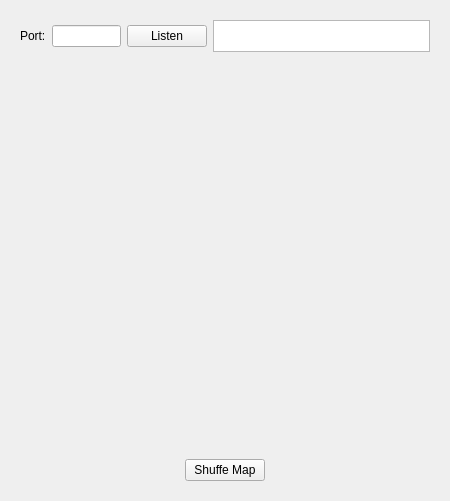
This is server/server.ui in pk0gler/Python-IPC-Projekt as Qt 5 draws it before an edit. The edited form follows.
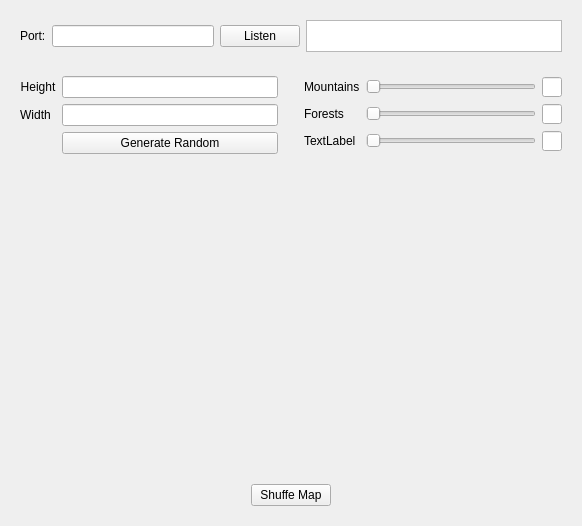
This is the edited form.

What changed in the file:
```diff
--- a/server/server.ui
+++ b/server/server.ui
@@ -6,8 +6,8 @@
    <rect>
     <x>0</x>
     <y>0</y>
-    <width>450</width>
-    <height>501</height>
+    <width>582</width>
+    <height>526</height>
    </rect>
   </property>
   <property name="sizePolicy">
@@ -22,6 +22,12 @@
   <layout class="QVBoxLayout" name="verticalLayout">
    <item>
     <widget class="QWidget" name="widget_101" native="true">
+     <property name="sizePolicy">
+      <sizepolicy hsizetype="Preferred" vsizetype="Preferred">
+       <horstretch>0</horstretch>
+       <verstretch>0</verstretch>
+      </sizepolicy>
+     </property>
      <property name="maximumSize">
       <size>
        <width>16777215</width>
@@ -59,6 +65,195 @@
      </layout>
     </widget>
    </item>
+   <item>
+    <widget class="QWidget" name="widget_102" native="true">
+     <property name="sizePolicy">
+      <sizepolicy hsizetype="Preferred" vsizetype="Fixed">
+       <horstretch>0</horstretch>
+       <verstretch>0</verstretch>
+      </sizepolicy>
+     </property>
+     <layout class="QGridLayout" name="gridLayout_2">
+      <item row="0" column="1">
+       <spacer name="verticalSpacer">
+        <property name="orientation">
+         <enum>Qt::Vertical</enum>
+        </property>
+        <property name="sizeHint" stdset="0">
+         <size>
+          <width>20</width>
+          <height>40</height>
+         </size>
+        </property>
+       </spacer>
+      </item>
+      <item row="0" column="3">
+       <layout class="QGridLayout" name="gridLayout_3">
+        <item row="0" column="1">
+         <widget class="QSlider" name="horizontalSlider">
+          <property name="orientation">
+           <enum>Qt::Horizontal</enum>
+          </property>
+         </widget>
+        </item>
+        <item row="1" column="0">
+         <widget class="QLabel" name="label_5">
+          <property name="text">
+           <string>Forests</string>
+          </property>
+         </widget>
+        </item>
+        <item row="1" column="1">
+         <widget class="QSlider" name="horizontalSlider_2">
+          <property name="orientation">
+           <enum>Qt::Horizontal</enum>
+          </property>
+         </widget>
+        </item>
+        <item row="2" column="0">
+         <widget class="QLabel" name="label_6">
+          <property name="text">
+           <string>TextLabel</string>
+          </property>
+         </widget>
+        </item>
+        <item row="2" column="1">
+         <widget class="QSlider" name="horizontalSlider_3">
+          <property name="orientation">
+           <enum>Qt::Horizontal</enum>
+          </property>
+          <property name="invertedAppearance">
+           <bool>false</bool>
+          </property>
+          <property name="invertedControls">
+           <bool>false</bool>
+          </property>
+         </widget>
+        </item>
+        <item row="0" column="0">
+         <widget class="QLabel" name="label_4">
+          <property name="text">
+           <string>Mountains</string>
+          </property>
+         </widget>
+        </item>
+        <item row="0" column="2">
+         <widget class="QLineEdit" name="lineEdit_3">
+          <property name="sizePolicy">
+           <sizepolicy hsizetype="Preferred" vsizetype="Preferred">
+            <horstretch>0</horstretch>
+            <verstretch>0</verstretch>
+           </sizepolicy>
+          </property>
+          <property name="minimumSize">
+           <size>
+            <width>20</width>
+            <height>20</height>
+           </size>
+          </property>
+          <property name="maximumSize">
+           <size>
+            <width>20</width>
+            <height>20</height>
+           </size>
+          </property>
+         </widget>
+        </item>
+        <item row="1" column="2">
+         <widget class="QLineEdit" name="lineEdit_4">
+          <property name="sizePolicy">
+           <sizepolicy hsizetype="Preferred" vsizetype="Preferred">
+            <horstretch>0</horstretch>
+            <verstretch>0</verstretch>
+           </sizepolicy>
+          </property>
+          <property name="minimumSize">
+           <size>
+            <width>20</width>
+            <height>20</height>
+           </size>
+          </property>
+          <property name="maximumSize">
+           <size>
+            <width>20</width>
+            <height>20</height>
+           </size>
+          </property>
+         </widget>
+        </item>
+        <item row="2" column="2">
+         <widget class="QLineEdit" name="lineEdit_5">
+          <property name="sizePolicy">
+           <sizepolicy hsizetype="Preferred" vsizetype="Preferred">
+            <horstretch>0</horstretch>
+            <verstretch>0</verstretch>
+           </sizepolicy>
+          </property>
+          <property name="minimumSize">
+           <size>
+            <width>20</width>
+            <height>20</height>
+           </size>
+          </property>
+          <property name="maximumSize">
+           <size>
+            <width>20</width>
+            <height>20</height>
+           </size>
+          </property>
+         </widget>
+        </item>
+       </layout>
+      </item>
+      <item row="0" column="0">
+       <layout class="QFormLayout" name="formLayout_3">
+        <item row="0" column="0">
+         <widget class="QLabel" name="label">
+          <property name="sizePolicy">
+           <sizepolicy hsizetype="Preferred" vsizetype="Preferred">
+            <horstretch>0</horstretch>
+            <verstretch>0</verstretch>
+           </sizepolicy>
+          </property>
+          <property name="text">
+           <string>Height</string>
+          </property>
+          <property name="alignment">
+           <set>Qt::AlignCenter</set>
+          </property>
+         </widget>
+        </item>
+        <item row="0" column="1">
+         <widget class="QLineEdit" name="lineEdit"/>
+        </item>
+        <item row="1" column="0">
+         <widget class="QLabel" name="label_2">
+          <property name="layoutDirection">
+           <enum>Qt::LeftToRight</enum>
+          </property>
+          <property name="text">
+           <string>Width</string>
+          </property>
+          <property name="alignment">
+           <set>Qt::AlignCenter</set>
+          </property>
+         </widget>
+        </item>
+        <item row="1" column="1">
+         <widget class="QLineEdit" name="lineEdit_2"/>
+        </item>
+        <item row="2" column="1">
+         <widget class="QPushButton" name="pushButton">
+          <property name="text">
+           <string>Generate Random</string>
+          </property>
+         </widget>
+        </item>
+       </layout>
+      </item>
+     </layout>
+    </widget>
+   </item>
    <item>
     <layout class="QGridLayout" name="gridLayout">
      <item row="7" column="3">
```
Left out of the diff: 490 changed lines with no effect on the pictures.
